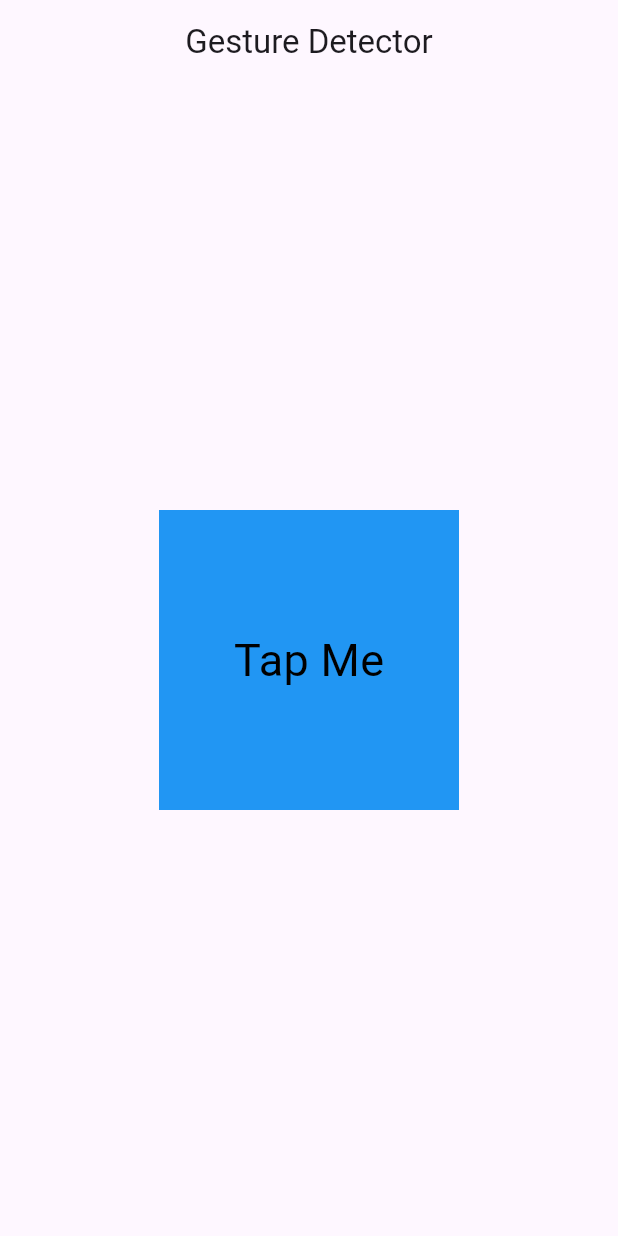
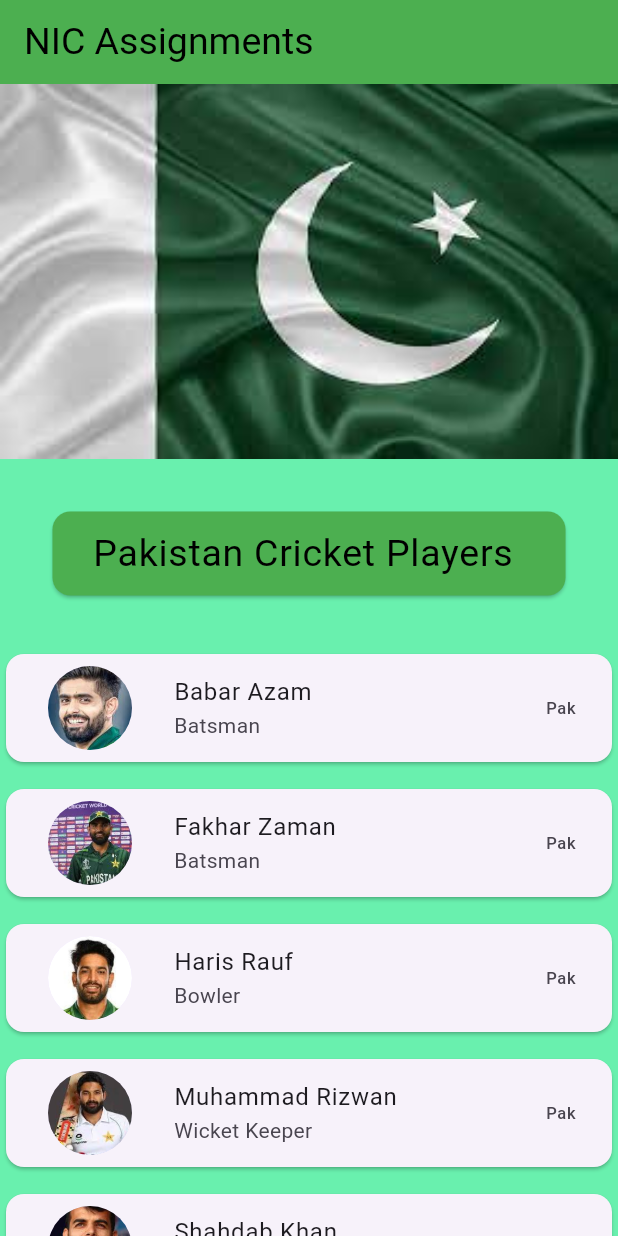
Before and after one commit to fawad-code/cricket-players, a Flutter app: the screen it shows after launch, on a phone screen of 412 x 824 dp. Run offline on Flutter 3.47's test engine with Material 3 defaults, Android fonts, the phone set to English and light mode, and no system bars.

Commit message:
initial commit
Pak Cricket Players

```diff
--- /dev/null
+++ b/lib/listview.dart
@@ -0,0 +1,138 @@
+import 'package:flutter/material.dart';
+
+class ListViews extends StatefulWidget {
+  const ListViews({super.key});
+
+  @override
+  State<ListViews> createState() => _ListViewsState();
+}
+
+class _ListViewsState extends State<ListViews> {
+  @override
+  Widget build(BuildContext context) {
+    return Scaffold(
+      backgroundColor: Colors.greenAccent,
+        appBar: AppBar(
+          backgroundColor: Colors.green,
+          title: const Text('NIC Assignments', style: TextStyle(color: Colors.black, fontSize: 25),),
+        ),
+        body: ListView(
+          children: [
+            Container(
+              width: 250,
+              height: 250,
+              decoration: const BoxDecoration(
+                  image: DecorationImage(
+                    fit: BoxFit.fill,
+                      image: AssetImage('assets/images/pakflag.jpg'))),
+            ),
+            const Card(
+              color: Colors.green,
+              margin: EdgeInsets.all(35),
+              child: ListTile(
+                title: Center(child: Text('Pakistan Cricket Players',style: TextStyle(color: Colors.black, fontSize: 25,),)),
+              ),
+            ),
+            const Card(
+              child: ListTile(
+                leading: CircleAvatar(
+                  backgroundImage: AssetImage('assets/images/babarazam.jpg'),
+                  radius: 40,
+                ),
+                title: Text('Babar Azam',),
+                subtitle: Text('Batsman'),
+                trailing: Text('Pak'),
+              ),
+            ),
+            const SizedBox(
+              height: 10,
+            ),
+            const Card(
+              child: ListTile(
+                leading: CircleAvatar(
+                  backgroundImage: AssetImage('assets/images/fakharzaman.jpg'),
+                  radius: 40,
+                ),
+                title: Text('Fakhar Zaman'),
+                subtitle: Text('Batsman'),
+                trailing: Text('Pak'),
+              ),
+            ),
+            const SizedBox(
+              height: 10,
+            ),
+            const Card(
+              child: ListTile(
+                leading: CircleAvatar(
+                  backgroundImage: AssetImage('assets/images/harisrauf.jpg'),
+                  radius: 40,
+                ),
+                title: Text('Haris Rauf'),
+                subtitle: Text('Bowler'),
+                trailing: Text('Pak'),
+              ),
+            ),
+            const SizedBox(
+              height: 10,
+            ),
+            const Card(
+              child: ListTile(
+                leading: CircleAvatar(
+                  backgroundImage: AssetImage('assets/images/Rizwan.jpg'),
+                  radius: 40,
+                ),
+                title: Text('Muhammad Rizwan'),
+                subtitle: Text('Wicket Keeper'),
+                trailing: Text('Pak'),
+              ),
+            ),
+            const SizedBox(
+              height: 10,
+            ),
+            const Card(
+              child: ListTile(
+                leading: CircleAvatar(
+                  backgroundImage: AssetImage('assets/images/shahdabkhan.jpg'),
+                  radius: 40,
+                ),
+                title: Text('Shahdab Khan'),
+                subtitle: Text('All Rounder'),
+                trailing: Text('Pak'),
+              ),
+            ),
+            const SizedBox(
+              height: 10,
+            ),
+            const Card(
+              child: ListTile(
+                leading: CircleAvatar(
+                  backgroundImage:
+                      AssetImage('assets/images/shaheenafridi.jpg'),
+                  radius: 40,
+                ),
+                title: Text('Shaheen Shah Afridi'),
+                subtitle: Text('Bowler'),
+                trailing: Text('Pak'),
+              ),
+            ),
+            const SizedBox(
+              height: 10,
+            ),
+            const Card(
+              child: ListTile(
+                leading: CircleAvatar(
+                  backgroundImage: AssetImage('assets/images/abrarahmed.jpg'),
+                  radius: 40,
+                ),
+                title: Text('Abrar Ahmed'),
+                subtitle: Text('Batsman'),
+                trailing: Text('Pak'),
+              ),
+            ),
+            const SizedBox(
+              height: 10,
+            ),
+          ],
+        ));
+  }
+}
--- a/lib/main.dart
+++ b/lib/main.dart
@@ -1,6 +1,5 @@
 import 'package:flutter/material.dart';
-import 'package:niccourse/gesture_detector.dart';
-
+import 'package:niccourse/listview.dart';
 
 void main() {
   runApp(const MyApp());
@@ -17,7 +16,7 @@ class MyApp extends StatelessWidget {
       theme: ThemeData(
         useMaterial3: true,
       ),
-      home: NewDetector(),
+      home: const ListViews(),
     );
   }
 }
--- a/pubspec.yaml
+++ b/pubspec.yaml
@@ -59,8 +59,8 @@ flutter:
   uses-material-design: true
 
   # To add assets to your application, add an assets section, like this:
-  # assets:
-  #   - images/a_dot_burr.jpeg
+  assets:
+    - assets/images/
   #   - images/a_dot_ham.jpeg
 
   # An image asset can refer to one or more resolution-specific "variants", see
```
Also changed, not shown: lib/gesture_detector.dart (+18 -8 lines), assets/images/Rizwan.jpg (added), assets/images/abrarahmed.jpg (added), assets/images/babarazam.jpg (added), assets/images/fakharzaman.jpg (added), assets/images/harisrauf.jpg (added), assets/images/pakflag.jpg (added), assets/images/shahdabkhan.jpg (added), assets/images/shaheenafridi.jpg (added).
